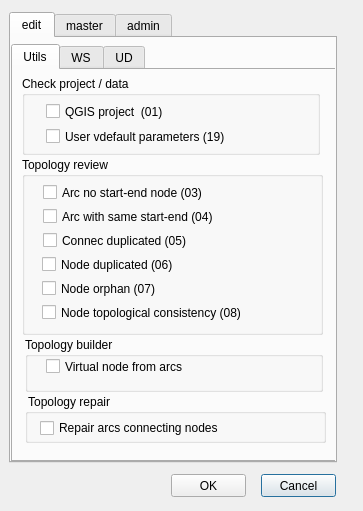
The window that ui/toolbox.ui (Giswater/giswater_qgis_plugin) describes before a commit, drawn with Qt 5.
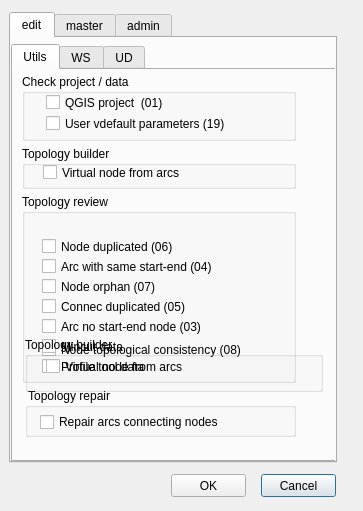
The same window after the commit.

The edit to the form file:
```diff
--- a/ui/toolbox.ui
+++ b/ui/toolbox.ui
@@ -45,13 +45,39 @@
       <attribute name="title">
        <string>Utils</string>
       </attribute>
+      <widget class="QGroupBox" name="groupBox_7">
+       <property name="geometry">
+        <rect>
+         <x>9</x>
+         <y>76</y>
+         <width>274</width>
+         <height>43</height>
+        </rect>
+       </property>
+       <property name="title">
+        <string>Topology builder</string>
+       </property>
+       <widget class="QCheckBox" name="check_create_nodes_from_arcs">
+        <property name="geometry">
+         <rect>
+          <x>21</x>
+          <y>18</y>
+          <width>205</width>
+          <height>17</height>
+         </rect>
+        </property>
+        <property name="text">
+         <string>Virtual node from arcs</string>
+        </property>
+       </widget>
+      </widget>
       <widget class="QGroupBox" name="groupBox_5">
        <property name="geometry">
         <rect>
          <x>9</x>
-         <y>87</y>
-         <width>301</width>
-         <height>178</height>
+         <y>124</y>
+         <width>274</width>
+         <height>189</height>
         </rect>
        </property>
        <property name="title">
@@ -61,7 +87,7 @@
         <property name="geometry">
          <rect>
           <x>20</x>
-          <y>99</y>
+          <y>44</y>
           <width>183</width>
           <height>17</height>
          </rect>
@@ -74,7 +100,7 @@
         <property name="geometry">
          <rect>
           <x>20</x>
-          <y>123</y>
+          <y>84</y>
           <width>211</width>
           <height>17</height>
          </rect>
@@ -99,9 +125,9 @@
        <widget class="QCheckBox" name="check_connec_duplicated">
         <property name="geometry">
          <rect>
-          <x>21</x>
-          <y>75</y>
-          <width>177</width>
+          <x>20</x>
+          <y>104</y>
+          <width>171</width>
           <height>17</height>
          </rect>
         </property>
@@ -112,9 +138,9 @@
        <widget class="QCheckBox" name="check_arcs_without_nodes_start_end">
         <property name="geometry">
          <rect>
-          <x>21</x>
-          <y>27</y>
-          <width>202</width>
+          <x>20</x>
+          <y>124</y>
+          <width>177</width>
           <height>17</height>
          </rect>
         </property>
@@ -125,8 +151,8 @@
        <widget class="QCheckBox" name="check_arc_same_start_end">
         <property name="geometry">
          <rect>
-          <x>21</x>
-          <y>51</y>
+          <x>20</x>
+          <y>64</y>
           <width>211</width>
           <height>17</height>
          </rect>
@@ -135,13 +161,39 @@
          <string>Arc with same start-end (04)</string>
         </property>
        </widget>
+       <widget class="QCheckBox" name="check_mincut_data">
+        <property name="geometry">
+         <rect>
+          <x>20</x>
+          <y>144</y>
+          <width>177</width>
+          <height>17</height>
+         </rect>
+        </property>
+        <property name="text">
+         <string>Mincut data</string>
+        </property>
+       </widget>
+       <widget class="QCheckBox" name="check_profile_tool_data">
+        <property name="geometry">
+         <rect>
+          <x>20</x>
+          <y>164</y>
+          <width>177</width>
+          <height>17</height>
+         </rect>
+        </property>
+        <property name="text">
+         <string>Profile tool data</string>
+        </property>
+       </widget>
       </widget>
       <widget class="QGroupBox" name="gb_topology_repair">
        <property name="geometry">
         <rect>
          <x>12</x>
-         <y>324</y>
-         <width>301</width>
+         <y>318</y>
+         <width>271</width>
          <height>49</height>
         </rect>
        </property>
@@ -166,9 +218,9 @@
        <property name="geometry">
         <rect>
          <x>9</x>
-         <y>6</y>
-         <width>298</width>
-         <height>79</height>
+         <y>4</y>
+         <width>274</width>
+         <height>67</height>
         </rect>
        </property>
        <property name="title">
@@ -178,7 +230,7 @@
         <property name="geometry">
          <rect>
           <x>24</x>
-          <y>51</y>
+          <y>40</y>
           <width>217</width>
           <height>19</height>
          </rect>
@@ -191,7 +243,7 @@
         <property name="geometry">
          <rect>
           <x>24</x>
-          <y>27</y>
+          <y>20</y>
           <width>217</width>
           <height>17</height>
          </rect>
```
Left out of the diff: 16 changed lines with no effect on the pictures.
